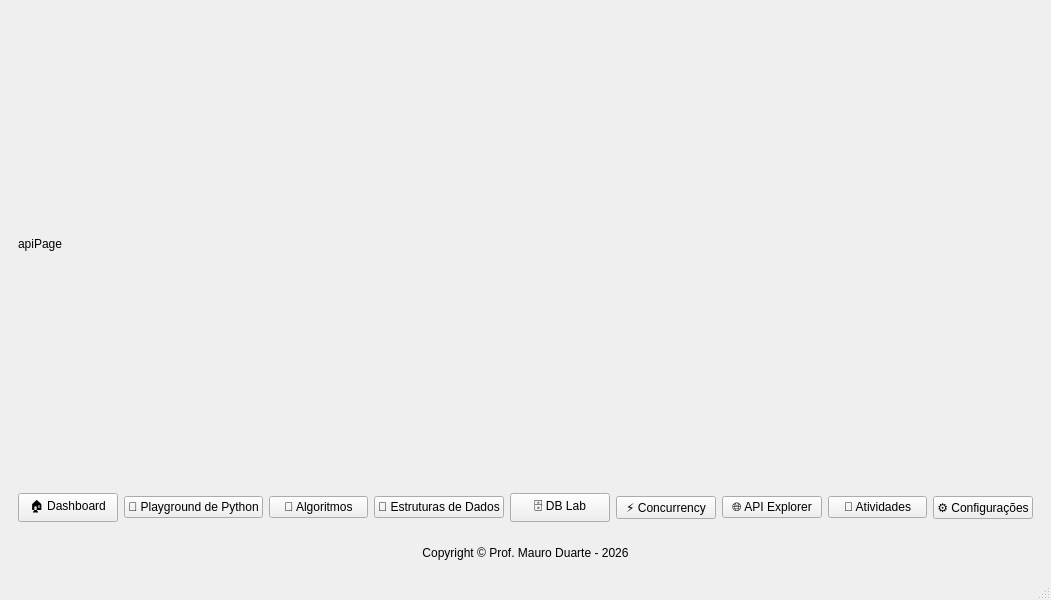
profmauroduarte/prisma, file src/prisma/ui/main_window.ui: the form before one commit.
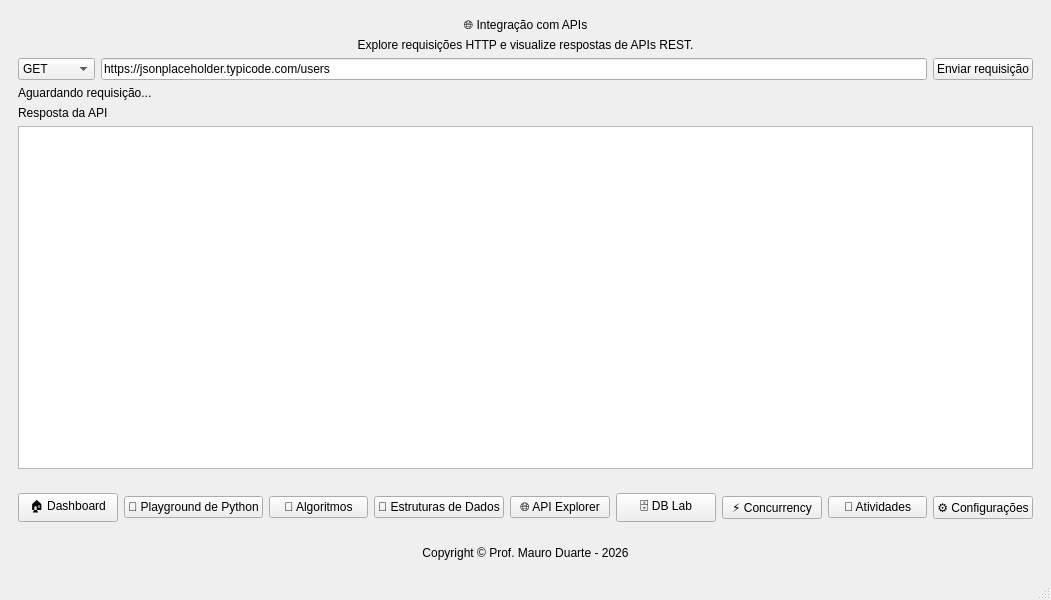
The form after the commit. The open tabs and pages were chosen to show the change. Custom widgets are drawn as their Qt base class.

Commit message: feat: adiciona integração com APIs na interface

Diff of the .ui file:
```diff
--- a/src/prisma/ui/main_window.ui
+++ b/src/prisma/ui/main_window.ui
@@ -307,11 +307,94 @@
       <widget class="QWidget" name="apiPage">
        <layout class="QVBoxLayout" name="verticalLayout_13">
         <item>
-         <widget class="QLabel" name="label_4">
-          <property name="text">
-           <string>apiPage</string>
-          </property>
-         </widget>
+         <layout class="QVBoxLayout" name="apiPageLayout">
+          <item>
+           <widget class="QLabel" name="apiTitleLabel">
+            <property name="text">
+             <string>🌐 Integração com APIs</string>
+            </property>
+            <property name="alignment">
+             <set>Qt::AlignmentFlag::AlignHCenter|Qt::AlignmentFlag::AlignTop</set>
+            </property>
+           </widget>
+          </item>
+          <item>
+           <widget class="QLabel" name="apiSubtitleLabel">
+            <property name="text">
+             <string>Explore requisições HTTP e visualize respostas de APIs REST.</string>
+            </property>
+            <property name="alignment">
+             <set>Qt::AlignmentFlag::AlignHCenter|Qt::AlignmentFlag::AlignTop</set>
+            </property>
+           </widget>
+          </item>
+          <item>
+           <layout class="QHBoxLayout" name="apiRequestLayout">
+            <item>
+             <widget class="QComboBox" name="apiMethodComboBox">
+              <property name="currentText">
+               <string>GET</string>
+              </property>
+              <item>
+               <property name="text">
+                <string>GET</string>
+               </property>
+              </item>
+              <item>
+               <property name="text">
+                <string>POST</string>
+               </property>
+              </item>
+              <item>
+               <property name="text">
+                <string>PUT</string>
+               </property>
+              </item>
+              <item>
+               <property name="text">
+                <string>DELETE</string>
+               </property>
+              </item>
+             </widget>
+            </item>
+            <item>
+             <widget class="QLineEdit" name="apiUrlInput">
+              <property name="text">
+               <string>https://jsonplaceholder.typicode.com/users</string>
+              </property>
+             </widget>
+            </item>
+            <item>
+             <widget class="QPushButton" name="apiSendButton">
+              <property name="text">
+               <string>Enviar requisição</string>
+              </property>
+             </widget>
+            </item>
+           </layout>
+          </item>
+          <item>
+           <widget class="QLabel" name="apiStatusLabel">
+            <property name="text">
+             <string>Aguardando requisição...</string>
+            </property>
+           </widget>
+          </item>
+          <item>
+           <widget class="QLabel" name="apiResponseTitle">
+            <property name="text">
+             <string>Resposta da API</string>
+            </property>
+           </widget>
+          </item>
+          <item>
+           <widget class="QPlainTextEdit" name="apiResponseOutput">
+            <property name="readOnly">
+             <bool>true</bool>
+            </property>
+           </widget>
+          </item>
+         </layout>
         </item>
        </layout>
       </widget>
@@ -627,6 +710,13 @@
          </property>
         </widget>
        </item>
+       <item>
+        <widget class="QPushButton" name="apiButton">
+         <property name="text">
+          <string>🌐 API Explorer</string>
+         </property>
+        </widget>
+       </item>
        <item>
         <widget class="QPushButton" name="databaseButton">
          <property name="text">
@@ -641,13 +731,6 @@
          </property>
         </widget>
        </item>
-       <item>
-        <widget class="QPushButton" name="apiButton">
-         <property name="text">
-          <string>🌐 API Explorer</string>
-         </property>
-        </widget>
-       </item>
        <item>
         <widget class="QPushButton" name="activitiesButton">
          <property name="text">
```
Left out of the diff: 2 changed lines with no effect on the pictures. The commit also changes 4 other files.
